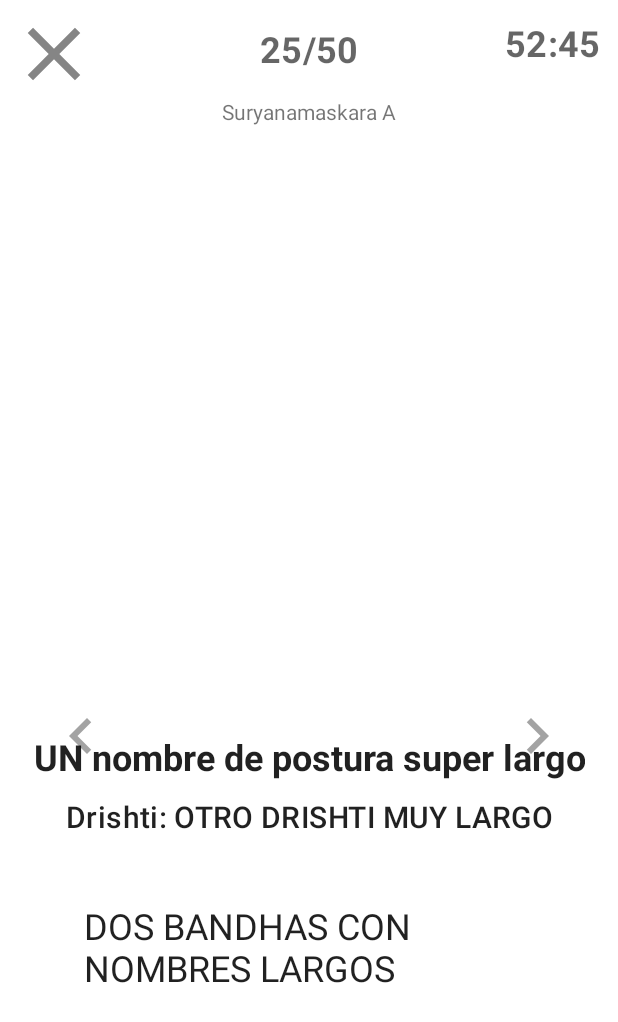
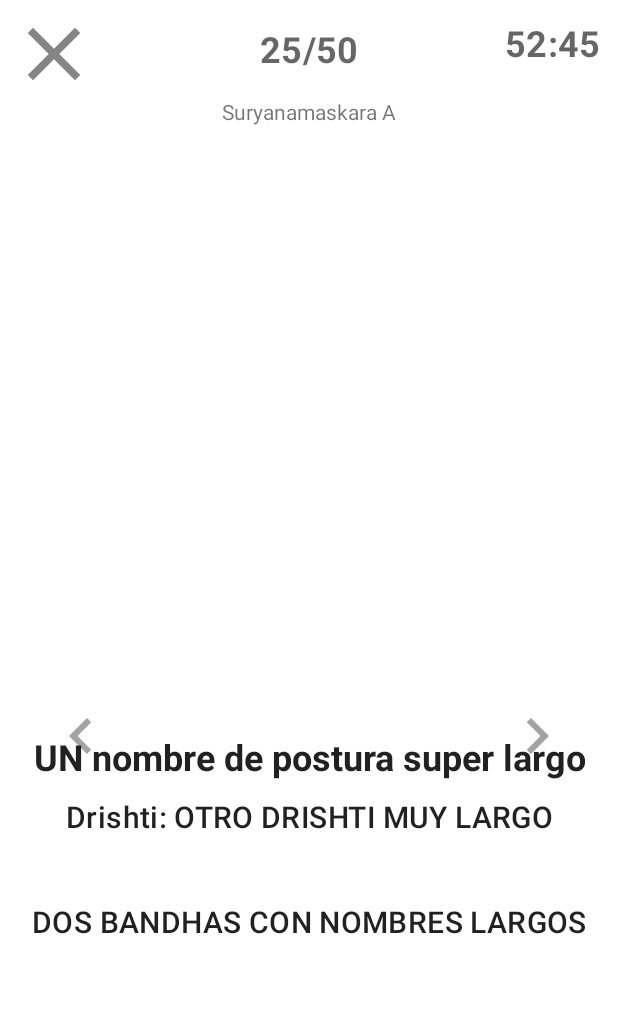
Before and after one commit to LuisCP20/AshtangaApp, an Android app: the layout fragment_practice.xml on its own in the app's theme, with its tools: preview values and no code run, on a phone screen of 412 x 824 dp. Shown: the top 1022 px of the screen. Run offline under Robolectric (Android 15) with nearby library versions, the phone set to English and light mode, and no system bars.

```diff
--- a/app/src/main/java/com/example/ashtanga1/ui/main/MainViewModel.kt
+++ b/app/src/main/java/com/example/ashtanga1/ui/main/MainViewModel.kt
@@ -8,7 +8,7 @@ import com.example.ashtanga1.data.DataSource
 import com.example.ashtanga1.model.Asana
 import java.util.*
 import kotlin.random.Random
-
+// TODO: Mejorar UI, que todo funcione bien
 class MainViewModel : ViewModel() {
 
     private val suryaA: List<Asana> = DataSource.suryaA
--- a/app/src/main/java/com/example/ashtanga1/ui/main/TechniqueQuestionFragment.kt
+++ b/app/src/main/java/com/example/ashtanga1/ui/main/TechniqueQuestionFragment.kt
@@ -18,6 +18,7 @@ class TechniqueQuestionFragment : Fragment() {
     private val sharedViewModel: MainViewModel by activityViewModels()
     private var binding: FragmentTechniqueQuestionBinding? = null
 
+    // TODO: QUE EN MODO DRISHTI NO SALGAN REPETIDAS
     override fun onCreateView(
         inflater: LayoutInflater, container: ViewGroup?,
         savedInstanceState: Bundle?
--- a/app/src/main/res/layout/fragment_practice.xml
+++ b/app/src/main/res/layout/fragment_practice.xml
@@ -23,15 +23,14 @@
 
         <TextView
             android:id="@+id/bandhas_textView"
-            android:layout_width="300dp"
-            android:layout_height="110dp"
-            android:layout_marginStart="69dp"
+            android:layout_width="wrap_content"
+            android:layout_height="wrap_content"
             android:layout_marginTop="20dp"
-            android:layout_marginEnd="69dp"
-            android:text="@{viewModel.asana.sequence}"
-            android:textAppearance="?attr/textAppearanceHeadline5"
-            app:layout_constraintEnd_toEndOf="parent"
-            app:layout_constraintStart_toStartOf="parent"
+            android:text="@{viewModel.asana.bandha}"
+            android:textAlignment="center"
+            android:textAppearance="?attr/textAppearanceHeadline6"
+            app:layout_constraintEnd_toEndOf="@+id/drishtitextView"
+            app:layout_constraintStart_toStartOf="@+id/drishtitextView"
             app:layout_constraintTop_toBottomOf="@+id/drishtitextView"
             tools:text="DOS BANDHAS CON NOMBRES LARGOS" />
 
@@ -60,7 +59,7 @@
             android:src="@drawable/ic_baseline_chevron_left_24"
             app:layout_constraintBottom_toBottomOf="parent"
             app:layout_constraintStart_toStartOf="parent"
-            tools:ignore="SpeakableTextPresentCheck" />
+            tools:ignore="ContentDescription,SpeakableTextPresentCheck" />
 
         <ImageButton
             android:id="@+id/nextButton"
@@ -72,7 +71,7 @@
             android:src="@drawable/ic_baseline_chevron_right_24"
             app:layout_constraintBottom_toBottomOf="parent"
             app:layout_constraintEnd_toEndOf="parent"
-            tools:ignore="SpeakableTextPresentCheck" />
+            tools:ignore="ContentDescription,SpeakableTextPresentCheck" />
 
         <ImageView
             android:id="@+id/postureImageView"
@@ -83,7 +82,8 @@
             app:layout_constraintEnd_toEndOf="parent"
             app:layout_constraintHorizontal_bias="0.497"
             app:layout_constraintStart_toStartOf="parent"
-            app:layout_constraintTop_toTopOf="parent" />
+            app:layout_constraintTop_toTopOf="parent"
+            tools:ignore="ContentDescription" />
 
         <ImageButton
             android:id="@+id/imageButton"
```
Also changed, not shown: app/src/main/java/com/example/ashtanga1/data/DataSource.kt (+42 -42 lines), app/src/main/res/layout/asana_card.xml (+5 -6 lines).
